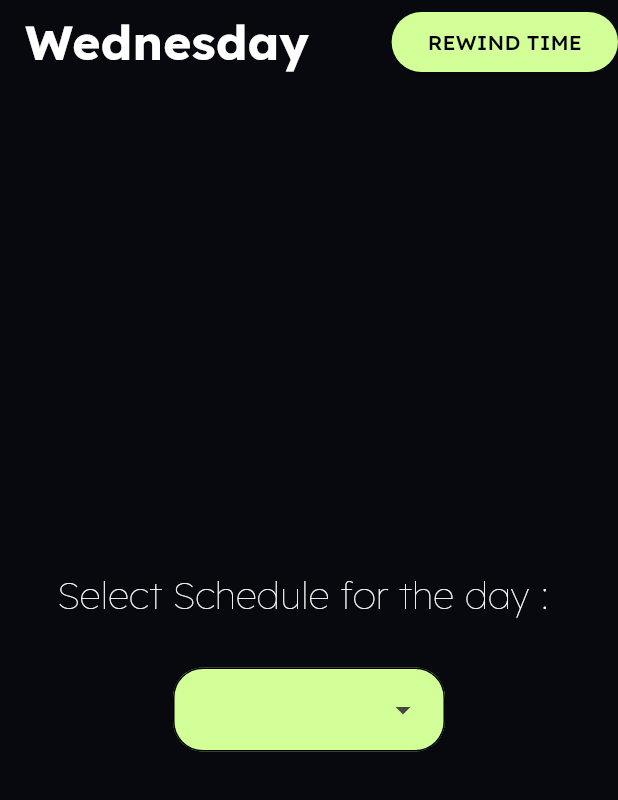
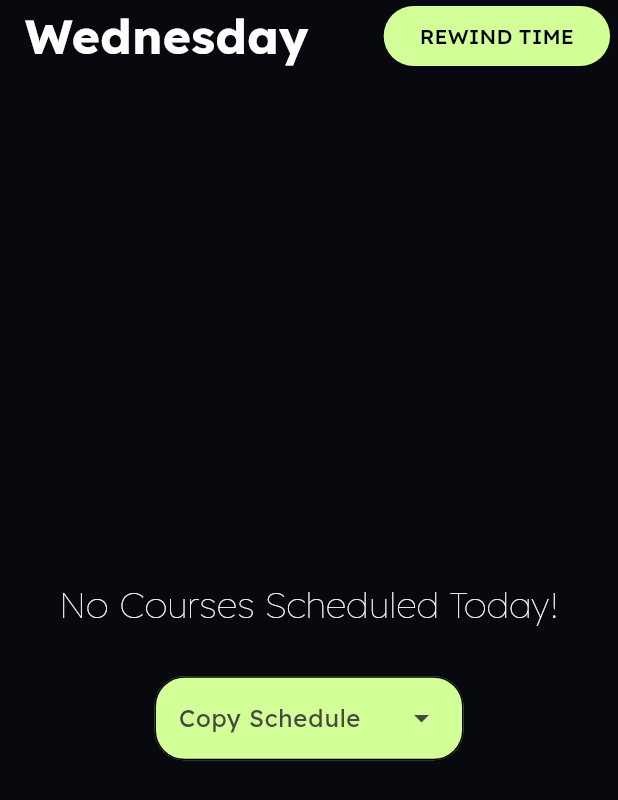
Before and after one commit to Bunk-Mate/Mobile-App, a Flutter app: the TimeTable screen opened directly with empty values, on a phone screen of 412 x 824 dp. Shown: the top 800 px of the screen. Run offline on Flutter 3.47's test engine with Material 3 defaults, Android fonts, the phone set to English and light mode, and no system bars; our stand-ins replace date_field, flutter_riverpod, flutter_secure_storage, google_nav_bar, line_icons; missing offline and left inert: side_sheet, simple_drawer; accounts and stored records are empty; network calls fail.

Commit message:
fix: Made some changed

```diff
--- a/lib/pages/subject.dart
+++ b/lib/pages/subject.dart
@@ -5,6 +5,7 @@ import 'dart:math';
 import 'package:attendence1/global.dart';
 import 'package:attendence1/pages/homepage.dart';
 import 'package:flutter/material.dart';
+import 'package:flutter/widgets.dart';
 import 'package:flutter_secure_storage/flutter_secure_storage.dart';
 import 'package:intl/intl.dart';
 import 'package:http/http.dart' as http;
@@ -15,55 +16,7 @@ late int _day;
 late int hello;
 List<IconData> subjectIcons = [
   Icons.school,
-  Icons.book,
-  Icons.star,
-  Icons.people,
-  Icons.abc,
-  Icons.laptop_chromebook_outlined,
-  Icons.macro_off,
-  Icons.work,
-  Icons.home,
-  Icons.music_note,
-  Icons.sports_soccer,
-  Icons.local_movies,
-  Icons.restaurant,
-  Icons.directions_run,
-  Icons.build,
-  Icons.airplanemode_active,
-  Icons.beach_access,
-  Icons.shopping_cart,
-  Icons.local_hospital,
-  Icons.local_florist,
-  Icons.brush,
-  Icons.business_center,
-  Icons.cake,
-  Icons.camera,
-  Icons.train,
-  Icons.phone,
-  Icons.pets,
-  Icons.local_pizza,
-  Icons.wifi,
-  Icons.palette,
-  Icons.play_circle_filled,
-  Icons.favorite,
-  Icons.radio,
-  Icons.beenhere,
-  Icons.casino,
-  Icons.child_friendly,
-  Icons.create,
-  Icons.desktop_windows,
-  Icons.directions_bike,
-  Icons.emoji_food_beverage,
-  Icons.flash_on,
-  Icons.golf_course,
-  Icons.pool,
-  Icons.shopping_basket,
-  Icons.star_border,
-  Icons.videogame_asset,
-  Icons.local_laundry_service,
-  Icons.toys,
-  Icons.watch,
-  Icons.local_dining,
+
 ];
 
 Future<void> getStatus() async {
@@ -77,6 +30,8 @@ Map<int, String> days = {
   3: "Wednesday",
   4: "Thursday",
   5: "Friday",
+  6: "Saturday",
+  7: "Sunday"
 };
 
 class TimeTable extends StatefulWidget {
@@ -94,7 +49,7 @@ class TimeTableState extends State<TimeTable> with RouteAware {
     super.initState();
     getStatus();
   }
-
+  String color = '' ;
   Future<String> getToken() async {
     dynamic token = await storage.read(key: 'token');
     return token;
@@ -162,7 +117,8 @@ class TimeTableState extends State<TimeTable> with RouteAware {
     );
     if (response.statusCode == 200) {
       getStatus();
-      // Signal the statistics page to update on navigation
+      // Signal the stati
+      //stics page to update on navigation
       statsUpdate = true;
     } else {
       print(response.body);
@@ -171,6 +127,7 @@ class TimeTableState extends State<TimeTable> with RouteAware {
     }
   }
 
+  late Color c1 ;
   void addHoliday() async {
     final response = await http.post(
       Uri.parse("$apiUrl/schedule_selector"),
@@ -183,7 +140,10 @@ class TimeTableState extends State<TimeTable> with RouteAware {
       ),
     );
     if (response.statusCode == 201) {
-      getStatus();
+      getStatus(date: selectedDate);
+      //_selectDate(context)
+
+      print(_day);
       ScaffoldMessenger.of(context).showSnackBar(
         const SnackBar(
           content: Text("TimeTable Selected"),
@@ -204,7 +164,7 @@ class TimeTableState extends State<TimeTable> with RouteAware {
 
   DateTime selectedDate = DateTime.now();
 
-  Future<void> _selectDate(BuildContext context) async {
+  Future<void>  _selectDate(BuildContext context) async {
     final DateTime? picked = await showDatePicker(
         context: context,
         initialDate: selectedDate,
@@ -231,20 +191,31 @@ class TimeTableState extends State<TimeTable> with RouteAware {
     return Scaffold(
         backgroundColor: Color.fromARGB(255, 7, 9, 15),
         appBar: AppBar(
+          toolbarHeight: MediaQuery.of(context).size.height/12,
           actions: [
+            Column(
+              children: [
                 Row(
                   children: [
+                    Align(alignment: Alignment.topCenter,child:
+                     Padding(padding: EdgeInsets.only(left:MediaQuery.of(context).size.width/25),
+                       child:
                          Text(
-                  currentDay,
+                         days[selectedDate.weekday].toString(),
+
                           style: TextStyle(
                               color: Colors.white,
                               fontWeight: FontWeight.bold,
                               fontSize: 32),
                                              ),
+
+                     )),
                     SizedBox(
-                  width: 55,
+                      width: 50,
                     ),
-                ElevatedButton(
+                    Padding(
+                      padding: const EdgeInsets.only(right:8),
+                      child: ElevatedButton(
                           style: ButtonStyle(
                               backgroundColor: MaterialStateProperty.all(
                             Color.fromARGB(255, 211, 255, 153),
@@ -254,7 +225,12 @@ class TimeTableState extends State<TimeTable> with RouteAware {
                           },
                           child: Text("REWIND TIME",
                               style: TextStyle(color: Colors.black))),
+
+                    ),
+
                   ],
+                ),
+               Divider(color: Colors.white)],
             ),
           ],
           automaticallyImplyLeading: false,
@@ -267,6 +243,15 @@ class TimeTableState extends State<TimeTable> with RouteAware {
                   String name =
                       courses[index]["name"].toString().toCapitalized();
                   String status = courses[index]["status"];
+                  if (status == 'bunked') {
+                    c1 = Colors.red ;
+                  }
+                  else if (status == 'cancelled') {
+                    c1 = Colors.blue.shade700;
+                  }
+                  else {
+                    c1 = Colors.green ;
+                  }
                   if (courses.isEmpty) {
                     return Container(
                       child: ElevatedButton(
@@ -314,11 +299,20 @@ class TimeTableState extends State<TimeTable> with RouteAware {
                                       style: TextStyle(
                                           color: Colors.white, fontSize: 32),
                                     ),
-                                    trailing: Text(
+                                    trailing:Container(
+                                      width: 100,
+                                      height: 40,
+      decoration: BoxDecoration(
+        color: c1,
+        borderRadius: BorderRadius.circular(20),
+        shape: BoxShape.rectangle
+      ),
+  child: Center(child:Text(
                                       "$status",
                                       style: TextStyle(
-                                          color: Colors.white, fontSize: 15),
-                                    ),
+                                          color: Colors.white, fontSize: 15)),
+
+)),
                                   ),
                                 ))),
                         SizedBox(
@@ -338,11 +332,11 @@ class TimeTableState extends State<TimeTable> with RouteAware {
                         children: [
                           Center(
                               child: Text(
-                            "Select Schedule for the day : ",
+                            "No Courses Scheduled Today!",
                             style: TextStyle(
                                 color: Colors.white,
                                 fontFamily: 'alpha',
-                                fontSize: 25,
+                                fontSize: MediaQuery.of(context).size.width/17,
                                 fontWeight: FontWeight.w100),
                           )),
                           SizedBox(
@@ -351,18 +345,23 @@ class TimeTableState extends State<TimeTable> with RouteAware {
                           ),
 
                           DropdownMenu(
+                            width: MediaQuery.of(context).size.width/2,
+                            hintText: "Copy Schedule",
                             inputDecorationTheme: InputDecorationTheme(
                                 border: OutlineInputBorder(
+
                                   borderRadius: BorderRadius.circular(20),
                                 ),
                                 fillColor:
                                     const Color.fromARGB(255, 211, 255, 153),
                                 filled: true,
+
                                 enabledBorder: OutlineInputBorder(
                                     borderRadius: BorderRadius.circular(20))),
                             dropdownMenuEntries: days.entries.map(
                               (days) {
                                 return DropdownMenuEntry<int>(
+
                                     value: days.key, label: days.value);
                               },
                             ).toList(),
--- a/lib/widgets/HomePage/SideSheet.dart
+++ b/lib/widgets/HomePage/SideSheet.dart
@@ -46,6 +46,7 @@ class MySideSheet {
                 ),
                 onPressed: () {
                   logoutCallBack;
+                  //  Navigator.pushNamed(context, '/');
                 },
                 child: const Text(
                   "Logout",
```
Also changed, not shown: lib/pages/homepage.dart (+71 -7 lines), lib/pages/onboarding.dart (+42 -7 lines), lib/pages/signup.dart (+12 -2 lines). Lines whose indentation alone changed are shown as unchanged.
